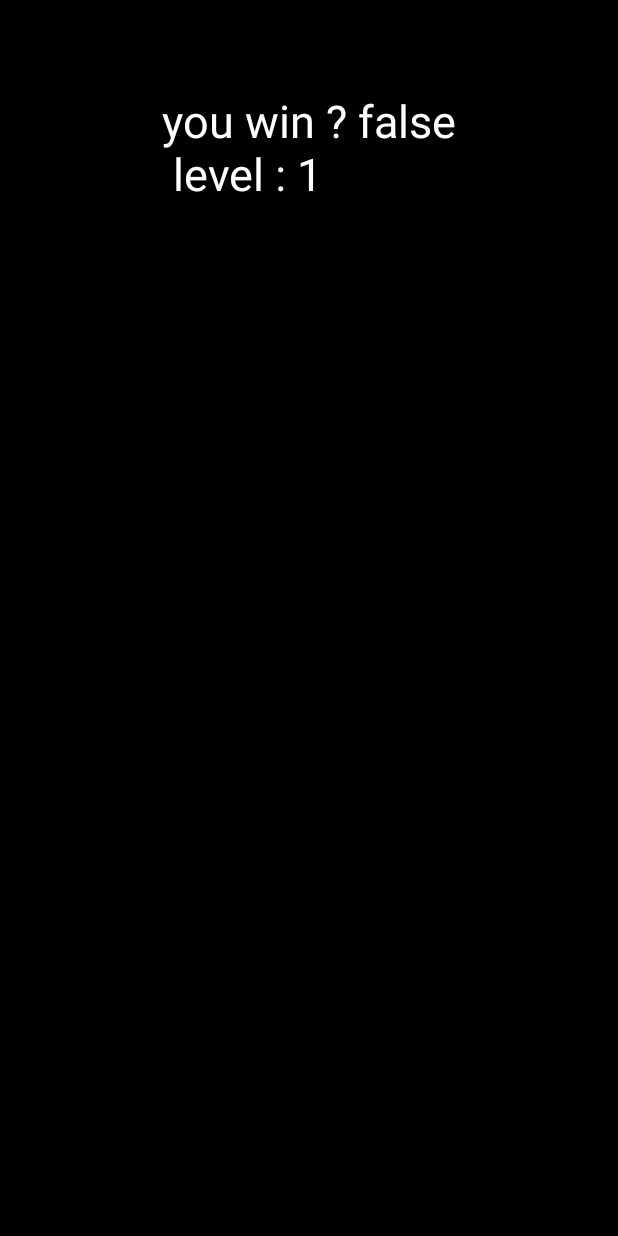
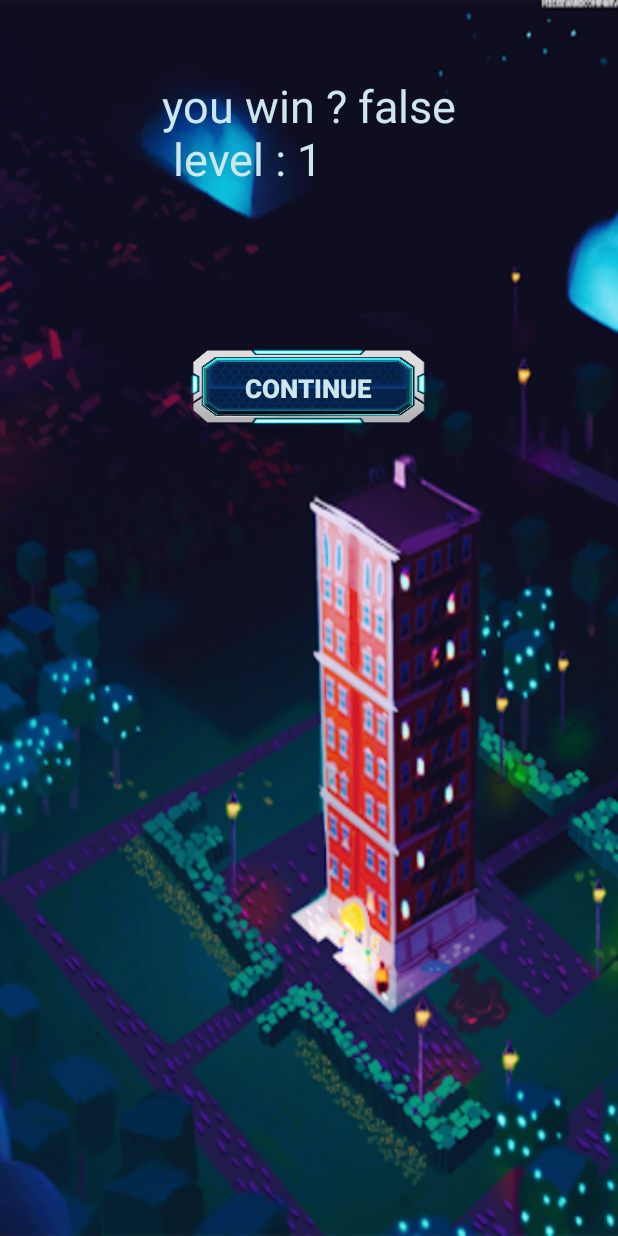
Before and after one commit to sh3rLock3d/fix_it_flex_jr, an Android app: the WinOrLoseActivity screen opened directly, with no data from a screen before it, on a phone screen of 412 x 824 dp. Run offline under Robolectric (Android 15) with nearby library versions, the phone set to English and light mode, and no system bars.

Commit message:
graphic thing

```diff
--- a/app/src/main/AndroidManifest.xml
+++ b/app/src/main/AndroidManifest.xml
@@ -4,7 +4,7 @@
 
     <application
         android:allowBackup="true"
-        android:icon="@mipmap/ic_launcher"
+        android:icon="@drawable/menu_background"
         android:label="@string/app_name"
         android:roundIcon="@mipmap/ic_launcher_round"
         android:supportsRtl="true"
--- a/app/src/main/java/com/example/fixitflexjr/WinOrLoseActivity.java
+++ b/app/src/main/java/com/example/fixitflexjr/WinOrLoseActivity.java
@@ -5,6 +5,7 @@ import android.app.Activity;
 import android.content.Intent;
 import android.os.Bundle;
 import android.view.View;
+import android.widget.Button;
 import android.widget.TextView;
 
 import androidx.annotation.Nullable;
@@ -27,7 +28,9 @@ public class WinOrLoseActivity extends Activity {
         s += "\n level : " + level;
         textView.setText(s);
 
-        textView.setOnClickListener(new View.OnClickListener() {
+        Button button = findViewById(R.id.continueButton);
+
+        button.setOnClickListener(new View.OnClickListener() {
             @Override
             public void onClick(View v) {
                 goToGame();
--- a/app/src/main/res/layout/win_or_lose_layout.xml
+++ b/app/src/main/res/layout/win_or_lose_layout.xml
@@ -3,18 +3,31 @@
     android:orientation="vertical"
     android:layout_width="match_parent"
     android:layout_height="match_parent"
-    android:background="@color/black"
+    android:background="@drawable/housebackground"
     android:weightSum="1">
 
+
     <TextView
+        android:id="@+id/winMessage"
         android:layout_width="wrap_content"
         android:layout_height="wrap_content"
-        android:layout_marginTop="60dp"
-        android:textSize="30dp"
+        android:layout_gravity="center_horizontal"
+        android:layout_marginTop="50dp"
         android:text="hiiii"
-        android:id="@+id/winMessage"
+        android:textColor="#CEE7ED"
+        android:textSize="30dp" />
+
+    <Button
+        android:id="@+id/continueButton"
+        android:layout_width="175dp"
+        android:layout_height="65dp"
+        android:layout_marginTop="100dp"
         android:layout_gravity="center_horizontal"
-        android:textColor="@color/white"/>
+        android:background="@drawable/buttonbackgound1"
+        android:text="continue"
+        android:textColor="#CEE7ED"
+        android:textSize="17sp"
+        android:textStyle="bold" />
 
 
 </LinearLayout>
```
Also changed, not shown: app/src/main/java/com/example/fixitflexjr/DrawingView.java (+31 -6 lines), app/src/main/res/layout/help_layout.xml (+1 -8 lines), app/src/main/res/drawable/flower.png (added), app/src/main/res/drawable/housebackground.png (added), app/src/main/res/drawable/winorlosebackground.png (added).
